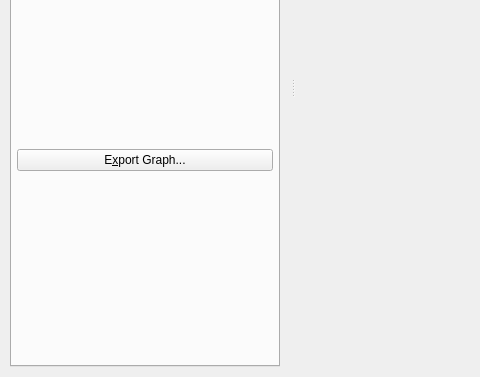
The window that modules/SofaGuiQt/src/sofa/gui/qt/GUI.ui (sofa-framework/sofa) describes before a commit, drawn with Qt 5; both pictures show x 0 to 480 and y 223 to 600 of the 800 by 600 pixel window.
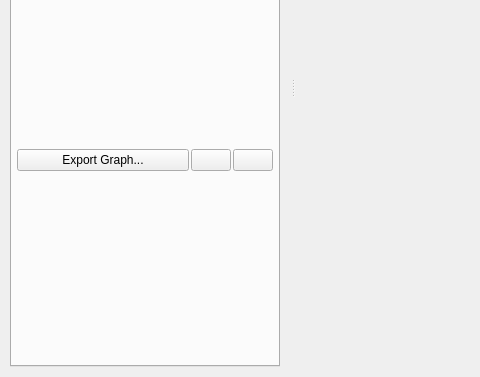
The same window after the commit. Icons and pictures are not drawn.

Commit message: [SofaGuiQt] Introduce expand/collapse buttons

The edit to the form file:
```diff
--- a/modules/SofaGuiQt/src/sofa/gui/qt/GUI.ui
+++ b/modules/SofaGuiQt/src/sofa/gui/qt/GUI.ui
@@ -351,9 +351,17 @@
            </attribute>
            <layout class="QVBoxLayout" name="_19">
             <item>
+             <layout class="QHBoxLayout" name="horizontalLayout_2">
+              <item>
              <widget class="QPushButton" name="ExportGraphButton">
+                <property name="sizePolicy">
+                 <sizepolicy hsizetype="Expanding" vsizetype="Fixed">
+                  <horstretch>0</horstretch>
+                  <verstretch>0</verstretch>
+                 </sizepolicy>
+                </property>
               <property name="text">
-               <string>E&amp;xport Graph...</string>
+                 <string>Export Graph...</string>
               </property>
               <property name="icon">
                <iconset>
@@ -363,6 +371,34 @@
                <string>Alt+X</string>
               </property>
              </widget>
+              </item>
+              <item>
+               <widget class="QPushButton" name="CollapseAllButton">
+                <property name="toolTip">
+                 <string>Collapse All</string>
+                </property>
+                <property name="styleSheet">
+                 <string notr="true"/>
+                </property>
+                <property name="text">
+                 <string/>
+                </property>
+               </widget>
+              </item>
+              <item>
+               <widget class="QPushButton" name="ExpandAllButton">
+                <property name="toolTip">
+                 <string>Expand All</string>
+                </property>
+                <property name="styleSheet">
+                 <string notr="true"/>
+                </property>
+                <property name="text">
+                 <string/>
+                </property>
+               </widget>
+              </item>
+             </layout>
             </item>
            </layout>
           </widget>
```
Left out of the diff: 2 changed lines with no effect on the pictures. Lines whose indentation alone changed are shown as unchanged. The commit also changes 5 other files.
